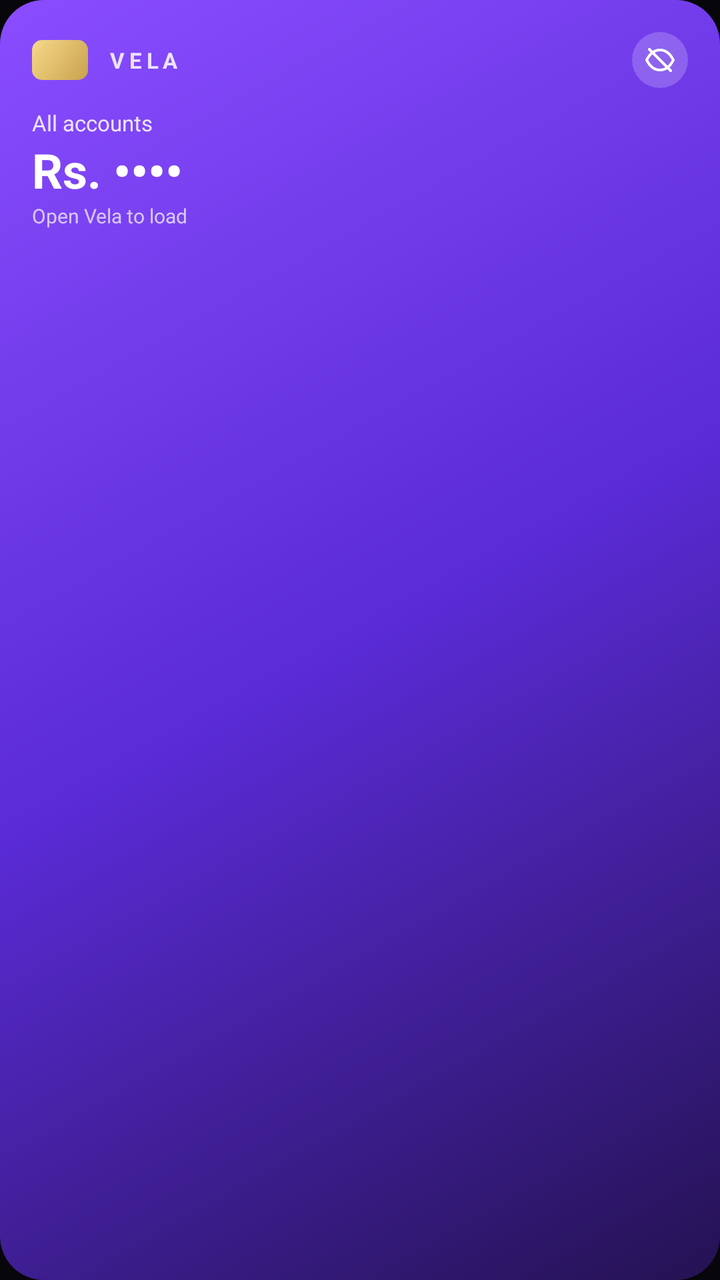
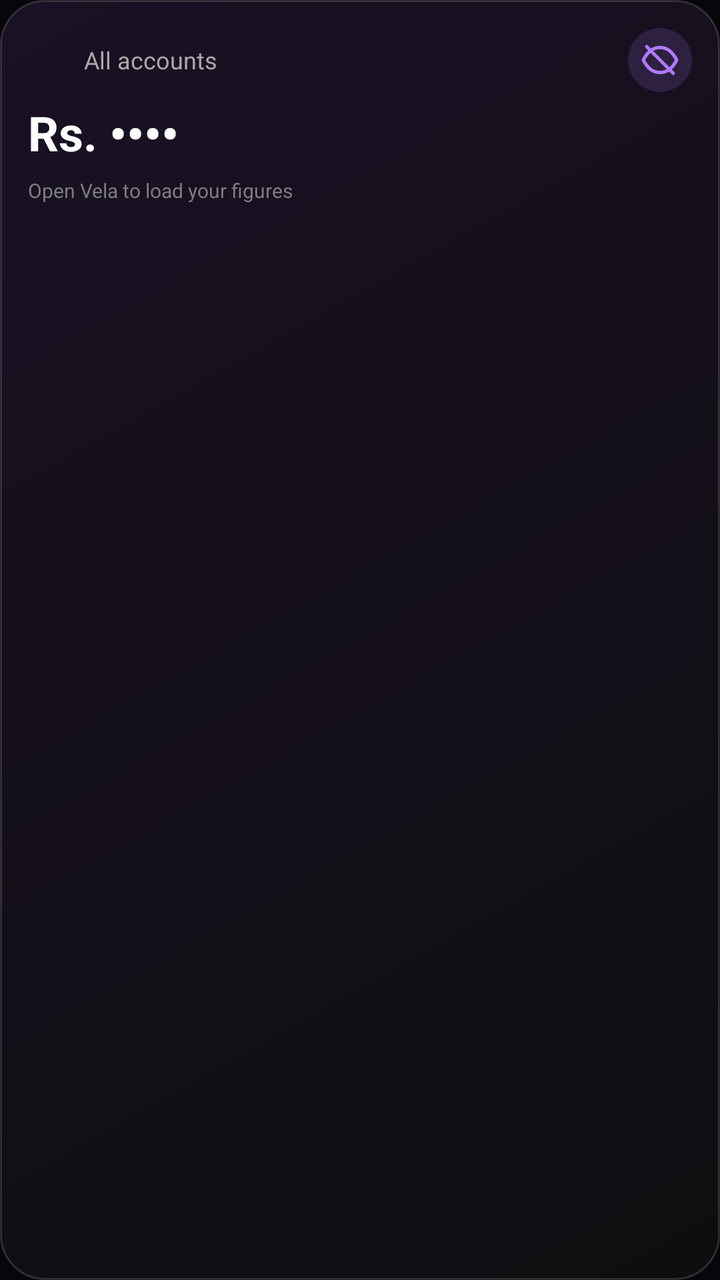

An Android layout rendered at two revisions. The XML below is the earlier revision; the diff shows what the commit changed to produce the second picture.
<!-- AndroidManifest.xml: application theme AppTheme -->
<!-- res/layout/widget_balances_big.xml -->
<?xml version="1.0" encoding="utf-8"?>
<LinearLayout xmlns:android="http://schemas.android.com/apk/res/android"
    android:id="@+id/w_body" android:layout_width="match_parent" android:layout_height="match_parent"
    android:orientation="vertical" android:padding="16dp" android:background="@drawable/widget_card_bg">
    <LinearLayout android:layout_width="match_parent" android:layout_height="wrap_content" android:orientation="horizontal" android:gravity="center_vertical">
        <FrameLayout android:layout_width="28dp" android:layout_height="20dp" android:background="@drawable/widget_card_chip" />
        <TextView android:layout_width="0dp" android:layout_height="wrap_content" android:layout_weight="1" android:layout_marginStart="10dp"
            android:text="VELA" android:letterSpacing="0.2" android:textColor="#D9FFFFFF" android:textSize="11sp" android:textStyle="bold" android:maxLines="1" />
        <ImageView android:id="@+id/w_eye" android:layout_width="28dp" android:layout_height="28dp" android:padding="6dp"
            android:background="@drawable/widget_eye_light_bg" android:src="@drawable/ic_widget_eye_off" android:tint="#FFFFFF" android:contentDescription="Show amounts" />
    </LinearLayout>
    <FrameLayout android:layout_width="match_parent" android:layout_height="10dp" />
    <TextView android:id="@+id/w_title" android:layout_width="match_parent" android:layout_height="wrap_content"
        android:text="All accounts" android:textColor="#D9FFFFFF" android:textSize="11sp" android:maxLines="1" android:ellipsize="end" />
    <TextView android:id="@+id/w_total" android:layout_width="match_parent" android:layout_height="wrap_content"
        android:text="Rs. ••••" android:textColor="#FFFFFF" android:textSize="24sp" android:textStyle="bold" android:maxLines="1" android:ellipsize="end" />
    <TextView android:id="@+id/w_sub" android:layout_width="match_parent" android:layout_height="wrap_content"
        android:text="Open Vela to load" android:textColor="#B3FFFFFF" android:textSize="10sp" android:maxLines="1" android:ellipsize="end" />
    <LinearLayout android:id="@+id/w_row1" android:layout_width="match_parent" android:layout_height="wrap_content" android:orientation="vertical" android:layout_marginTop="8dp" android:visibility="gone">
        <LinearLayout android:layout_width="match_parent" android:layout_height="wrap_content" android:orientation="horizontal">
            <TextView android:id="@+id/w_name1" android:layout_width="0dp" android:layout_height="wrap_content" android:layout_weight="1" android:textColor="#E6FFFFFF" android:textSize="12sp" android:maxLines="1" android:ellipsize="end" />
            <TextView android:id="@+id/w_amt1" android:layout_width="wrap_content" android:layout_height="wrap_content" android:layout_marginStart="8dp" android:textColor="#FFFFFF" android:textSize="12sp" android:textStyle="bold" android:maxLines="1" />
        </LinearLayout>
        <ProgressBar android:id="@+id/w_bar1" style="?android:attr/progressBarStyleHorizontal" android:layout_width="match_parent" android:layout_height="4dp"
            android:layout_marginTop="4dp" android:max="100" android:progress="0" android:progressDrawable="@drawable/widget_share_bar" />
    </LinearLayout>
    <LinearLayout android:id="@+id/w_row2" android:layout_width="match_parent" android:layout_height="wrap_content" android:orientation="vertical" android:layout_marginTop="8dp" android:visibility="gone">
        <LinearLayout android:layout_width="match_parent" android:layout_height="wrap_content" android:orientation="horizontal">
            <TextView android:id="@+id/w_name2" android:layout_width="0dp" android:layout_height="wrap_content" android:layout_weight="1" android:textColor="#E6FFFFFF" android:textSize="12sp" android:maxLines="1" android:ellipsize="end" />
            <TextView android:id="@+id/w_amt2" android:layout_width="wrap_content" android:layout_height="wrap_content" android:layout_marginStart="8dp" android:textColor="#FFFFFF" android:textSize="12sp" android:textStyle="bold" android:maxLines="1" />
        </LinearLayout>
        <ProgressBar android:id="@+id/w_bar2" style="?android:attr/progressBarStyleHorizontal" android:layout_width="match_parent" android:layout_height="4dp"
            android:layout_marginTop="4dp" android:max="100" android:progress="0" android:progressDrawable="@drawable/widget_share_bar" />
    </LinearLayout>
    <LinearLayout android:id="@+id/w_row3" android:layout_width="match_parent" android:layout_height="wrap_content" android:orientation="vertical" android:layout_marginTop="8dp" android:visibility="gone">
        <LinearLayout android:layout_width="match_parent" android:layout_height="wrap_content" android:orientation="horizontal">
            <TextView android:id="@+id/w_name3" android:layout_width="0dp" android:layout_height="wrap_content" android:layout_weight="1" android:textColor="#E6FFFFFF" android:textSize="12sp" android:maxLines="1" android:ellipsize="end" />
            <TextView android:id="@+id/w_amt3" android:layout_width="wrap_content" android:layout_height="wrap_content" android:layout_marginStart="8dp" android:textColor="#FFFFFF" android:textSize="12sp" android:textStyle="bold" android:maxLines="1" />
        </LinearLayout>
        <ProgressBar android:id="@+id/w_bar3" style="?android:attr/progressBarStyleHorizontal" android:layout_width="match_parent" android:layout_height="4dp"
            android:layout_marginTop="4dp" android:max="100" android:progress="0" android:progressDrawable="@drawable/widget_share_bar" />
    </LinearLayout>
    <LinearLayout android:id="@+id/w_row4" android:layout_width="match_parent" android:layout_height="wrap_content" android:orientation="vertical" android:layout_marginTop="8dp" android:visibility="gone">
        <LinearLayout android:layout_width="match_parent" android:layout_height="wrap_content" android:orientation="horizontal">
            <TextView android:id="@+id/w_name4" android:layout_width="0dp" android:layout_height="wrap_content" android:layout_weight="1" android:textColor="#E6FFFFFF" android:textSize="12sp" android:maxLines="1" android:ellipsize="end" />
            <TextView android:id="@+id/w_amt4" android:layout_width="wrap_content" android:layout_height="wrap_content" android:layout_marginStart="8dp" android:textColor="#FFFFFF" android:textSize="12sp" android:textStyle="bold" android:maxLines="1" />
        </LinearLayout>
        <ProgressBar android:id="@+id/w_bar4" style="?android:attr/progressBarStyleHorizontal" android:layout_width="match_parent" android:layout_height="4dp"
            android:layout_marginTop="4dp" android:max="100" android:progress="0" android:progressDrawable="@drawable/widget_share_bar" />
    </LinearLayout>
</LinearLayout>
<!-- resources referenced by this layout -->
<resources>
  <!-- drawable ic_widget_eye_off (drawable) -->
  <vector xmlns:android="http://schemas.android.com/apk/res/android" android:width="24dp" android:height="24dp" android:viewportWidth="24" android:viewportHeight="24">
      <path android:strokeColor="#B17AFF" android:strokeWidth="2" android:strokeLineCap="round" android:strokeLineJoin="round" android:fillColor="#00000000"
          android:pathData="M2,12C4.5,7 8,4.5 12,4.5S19.5,7 22,12C19.5,17 16,19.5 12,19.5S4.5,17 2,12Z" />
      <path android:strokeColor="#B17AFF" android:strokeWidth="2" android:strokeLineCap="round" android:fillColor="#00000000" android:pathData="M4,4L20,20" />
  </vector>
  <!-- drawable widget_card_bg (drawable) -->
  <?xml version="1.0" encoding="utf-8"?>
  <shape xmlns:android="http://schemas.android.com/apk/res/android" android:shape="rectangle">
      <gradient android:angle="315" android:startColor="#FF8A4DFF" android:centerColor="#FF5A2BD6" android:endColor="#FF241252" />
      <corners android:radius="22dp" />
  </shape>
  <!-- drawable widget_card_chip (drawable) -->
  <?xml version="1.0" encoding="utf-8"?>
  <shape xmlns:android="http://schemas.android.com/apk/res/android" android:shape="rectangle">
      <gradient android:angle="315" android:startColor="#FFF6D98A" android:endColor="#FFC9A24C" />
      <corners android:radius="5dp" />
  </shape>
  <!-- drawable widget_eye_light_bg (drawable) -->
  <?xml version="1.0" encoding="utf-8"?>
  <shape xmlns:android="http://schemas.android.com/apk/res/android" android:shape="oval">
      <solid android:color="#33FFFFFF" />
  </shape>
  <!-- drawable widget_share_bar (drawable) -->
  <?xml version="1.0" encoding="utf-8"?>
  <layer-list xmlns:android="http://schemas.android.com/apk/res/android">
      <item android:id="@android:id/background">
          <shape android:shape="rectangle"><solid android:color="#33FFFFFF" /><corners android:radius="3dp" /></shape>
      </item>
      <item android:id="@android:id/progress">
          <clip><shape android:shape="rectangle"><solid android:color="#FFFFFFFF" /><corners android:radius="3dp" /></shape></clip>
      </item>
  </layer-list>
  <style name="AppTheme" parent="Theme.AppCompat.DayNight.NoActionBar">
          <item name="colorPrimary">@color/vela_bg</item>
          <item name="colorPrimaryDark">@color/vela_bg</item>
          <item name="colorAccent">@color/vela_violet</item>
          <item name="android:statusBarColor">@color/vela_bg</item>
          <item name="android:navigationBarColor">@color/vela_bg</item>
          <item name="android:windowBackground">@color/vela_bg</item>
      </style>
  <color name="vela_bg">#07070B</color>
  <color name="vela_violet">#A07BFF</color>
</resources>

<!-- the commit's change to res/layout/widget_balances_big.xml (unified diff, before → after) -->
@@ -1,51 +1,32 @@
 <?xml version="1.0" encoding="utf-8"?>
 <LinearLayout xmlns:android="http://schemas.android.com/apk/res/android"
     android:id="@+id/w_body" android:layout_width="match_parent" android:layout_height="match_parent"
-    android:orientation="vertical" android:padding="16dp" android:background="@drawable/widget_card_bg">
+    android:orientation="vertical" android:padding="14dp" android:background="@drawable/widget_bg">
     <LinearLayout android:layout_width="match_parent" android:layout_height="wrap_content" android:orientation="horizontal" android:gravity="center_vertical">
-        <FrameLayout android:layout_width="28dp" android:layout_height="20dp" android:background="@drawable/widget_card_chip" />
-        <TextView android:layout_width="0dp" android:layout_height="wrap_content" android:layout_weight="1" android:layout_marginStart="10dp"
-            android:text="VELA" android:letterSpacing="0.2" android:textColor="#D9FFFFFF" android:textSize="11sp" android:textStyle="bold" android:maxLines="1" />
-        <ImageView android:id="@+id/w_eye" android:layout_width="28dp" android:layout_height="28dp" android:padding="6dp"
-            android:background="@drawable/widget_eye_light_bg" android:src="@drawable/ic_widget_eye_off" android:tint="#FFFFFF" android:contentDescription="Show amounts" />
+        <ImageView android:layout_width="20dp" android:layout_height="20dp" android:src="@mipmap/ic_launcher_round" android:contentDescription="@null" />
+        <TextView android:id="@+id/w_title" android:layout_width="0dp" android:layout_height="wrap_content" android:layout_weight="1" android:layout_marginStart="8dp"
+            android:text="All accounts" android:textColor="#A8A8AA" android:textSize="12sp" android:maxLines="1" android:ellipsize="end" />
+        <ImageView android:id="@+id/w_eye" android:layout_width="32dp" android:layout_height="32dp" android:padding="6dp"
+            android:background="@drawable/widget_eye_bg" android:src="@drawable/ic_widget_eye_off" android:contentDescription="Show amounts" />
     </LinearLayout>
-    <FrameLayout android:layout_width="match_parent" android:layout_height="10dp" />
-    <TextView android:id="@+id/w_title" android:layout_width="match_parent" android:layout_height="wrap_content"
-        android:text="All accounts" android:textColor="#D9FFFFFF" android:textSize="11sp" android:maxLines="1" android:ellipsize="end" />
-    <TextView android:id="@+id/w_total" android:layout_width="match_parent" android:layout_height="wrap_content"
+    <TextView android:id="@+id/w_total" android:layout_width="match_parent" android:layout_height="wrap_content" android:layout_marginTop="4dp"
         android:text="Rs. ••••" android:textColor="#FFFFFF" android:textSize="24sp" android:textStyle="bold" android:maxLines="1" android:ellipsize="end" />
-    <TextView android:id="@+id/w_sub" android:layout_width="match_parent" android:layout_height="wrap_content"
-        android:text="Open Vela to load" android:textColor="#B3FFFFFF" android:textSize="10sp" android:maxLines="1" android:ellipsize="end" />
-    <LinearLayout android:id="@+id/w_row1" android:layout_width="match_parent" android:layout_height="wrap_content" android:orientation="vertical" android:layout_marginTop="8dp" android:visibility="gone">
-        <LinearLayout android:layout_width="match_parent" android:layout_height="wrap_content" android:orientation="horizontal">
-            <TextView android:id="@+id/w_name1" android:layout_width="0dp" android:layout_height="wrap_content" android:layout_weight="1" android:textColor="#E6FFFFFF" android:textSize="12sp" android:maxLines="1" android:ellipsize="end" />
-            <TextView android:id="@+id/w_amt1" android:layout_width="wrap_content" android:layout_height="wrap_content" android:layout_marginStart="8dp" android:textColor="#FFFFFF" android:textSize="12sp" android:textStyle="bold" android:maxLines="1" />
-        </LinearLayout>
-        <ProgressBar android:id="@+id/w_bar1" style="?android:attr/progressBarStyleHorizontal" android:layout_width="match_parent" android:layout_height="4dp"
-            android:layout_marginTop="4dp" android:max="100" android:progress="0" android:progressDrawable="@drawable/widget_share_bar" />
+    <LinearLayout android:id="@+id/w_row1" style="@style/VelaWidgetRow" android:visibility="gone">
+        <TextView android:id="@+id/w_name1" style="@style/VelaWidgetName" />
+        <TextView android:id="@+id/w_amt1" style="@style/VelaWidgetAmount" />
     </LinearLayout>
-    <LinearLayout android:id="@+id/w_row2" android:layout_width="match_parent" android:layout_height="wrap_content" android:orientation="vertical" android:layout_marginTop="8dp" android:visibility="gone">
-        <LinearLayout android:layout_width="match_parent" android:layout_height="wrap_content" android:orientation="horizontal">
-            <TextView android:id="@+id/w_name2" android:layout_width="0dp" android:layout_height="wrap_content" android:layout_weight="1" android:textColor="#E6FFFFFF" android:textSize="12sp" android:maxLines="1" android:ellipsize="end" />
-            <TextView android:id="@+id/w_amt2" android:layout_width="wrap_content" android:layout_height="wrap_content" android:layout_marginStart="8dp" android:textColor="#FFFFFF" android:textSize="12sp" android:textStyle="bold" android:maxLines="1" />
-        </LinearLayout>
-        <ProgressBar android:id="@+id/w_bar2" style="?android:attr/progressBarStyleHorizontal" android:layout_width="match_parent" android:layout_height="4dp"
-            android:layout_marginTop="4dp" android:max="100" android:progress="0" android:progressDrawable="@drawable/widget_share_bar" />
+    <LinearLayout android:id="@+id/w_row2" style="@style/VelaWidgetRow" android:visibility="gone">
+        <TextView android:id="@+id/w_name2" style="@style/VelaWidgetName" />
+        <TextView android:id="@+id/w_amt2" style="@style/VelaWidgetAmount" />
     </LinearLayout>
-    <LinearLayout android:id="@+id/w_row3" android:layout_width="match_parent" android:layout_height="wrap_content" android:orientation="vertical" android:layout_marginTop="8dp" android:visibility="gone">
-        <LinearLayout android:layout_width="match_parent" android:layout_height="wrap_content" android:orientation="horizontal">
-            <TextView android:id="@+id/w_name3" android:layout_width="0dp" android:layout_height="wrap_content" android:layout_weight="1" android:textColor="#E6FFFFFF" android:textSize="12sp" android:maxLines="1" android:ellipsize="end" />
-            <TextView android:id="@+id/w_amt3" android:layout_width="wrap_content" android:layout_height="wrap_content" android:layout_marginStart="8dp" android:textColor="#FFFFFF" android:textSize="12sp" android:textStyle="bold" android:maxLines="1" />
-        </LinearLayout>
-        <ProgressBar android:id="@+id/w_bar3" style="?android:attr/progressBarStyleHorizontal" android:layout_width="match_parent" android:layout_height="4dp"
-            android:layout_marginTop="4dp" android:max="100" android:progress="0" android:progressDrawable="@drawable/widget_share_bar" />
+    <LinearLayout android:id="@+id/w_row3" style="@style/VelaWidgetRow" android:visibility="gone">
+        <TextView android:id="@+id/w_name3" style="@style/VelaWidgetName" />
+        <TextView android:id="@+id/w_amt3" style="@style/VelaWidgetAmount" />
     </LinearLayout>
-    <LinearLayout android:id="@+id/w_row4" android:layout_width="match_parent" android:layout_height="wrap_content" android:orientation="vertical" android:layout_marginTop="8dp" android:visibility="gone">
-        <LinearLayout android:layout_width="match_parent" android:layout_height="wrap_content" android:orientation="horizontal">
-            <TextView android:id="@+id/w_name4" android:layout_width="0dp" android:layout_height="wrap_content" android:layout_weight="1" android:textColor="#E6FFFFFF" android:textSize="12sp" android:maxLines="1" android:ellipsize="end" />
-            <TextView android:id="@+id/w_amt4" android:layout_width="wrap_content" android:layout_height="wrap_content" android:layout_marginStart="8dp" android:textColor="#FFFFFF" android:textSize="12sp" android:textStyle="bold" android:maxLines="1" />
-        </LinearLayout>
-        <ProgressBar android:id="@+id/w_bar4" style="?android:attr/progressBarStyleHorizontal" android:layout_width="match_parent" android:layout_height="4dp"
-            android:layout_marginTop="4dp" android:max="100" android:progress="0" android:progressDrawable="@drawable/widget_share_bar" />
+    <LinearLayout android:id="@+id/w_row4" style="@style/VelaWidgetRow" android:visibility="gone">
+        <TextView android:id="@+id/w_name4" style="@style/VelaWidgetName" />
+        <TextView android:id="@+id/w_amt4" style="@style/VelaWidgetAmount" />
     </LinearLayout>
+    <TextView android:id="@+id/w_updated" android:layout_width="match_parent" android:layout_height="wrap_content" android:layout_marginTop="6dp"
+        android:text="Open Vela to load your figures" android:textColor="#7D7D82" android:textSize="10sp" android:maxLines="1" android:ellipsize="end" />
 </LinearLayout>
<!-- resource entries referenced after the edit -->
@@ -6,33 +6,51 @@
           android:pathData="M2,12C4.5,7 8,4.5 12,4.5S19.5,7 22,12C19.5,17 16,19.5 12,19.5S4.5,17 2,12Z" />
       <path android:strokeColor="#B17AFF" android:strokeWidth="2" android:strokeLineCap="round" android:fillColor="#00000000" android:pathData="M4,4L20,20" />
   </vector>
-  <!-- drawable widget_card_bg (drawable) -->
+  <!-- drawable widget_bg (drawable) -->
   <?xml version="1.0" encoding="utf-8"?>
   <shape xmlns:android="http://schemas.android.com/apk/res/android" android:shape="rectangle">
-      <gradient android:angle="315" android:startColor="#FF8A4DFF" android:centerColor="#FF5A2BD6" android:endColor="#FF241252" />
+      <gradient android:angle="315" android:startColor="#FF1A1124" android:endColor="#FF0E0E10" />
       <corners android:radius="22dp" />
+      <stroke android:width="1dp" android:color="#24FFFFFF" />
   </shape>
-  <!-- drawable widget_card_chip (drawable) -->
-  <?xml version="1.0" encoding="utf-8"?>
-  <shape xmlns:android="http://schemas.android.com/apk/res/android" android:shape="rectangle">
-      <gradient android:angle="315" android:startColor="#FFF6D98A" android:endColor="#FFC9A24C" />
-      <corners android:radius="5dp" />
-  </shape>
-  <!-- drawable widget_eye_light_bg (drawable) -->
+  <!-- drawable widget_eye_bg (drawable) -->
   <?xml version="1.0" encoding="utf-8"?>
   <shape xmlns:android="http://schemas.android.com/apk/res/android" android:shape="oval">
-      <solid android:color="#33FFFFFF" />
+      <solid android:color="#26B17AFF" />
   </shape>
-  <!-- drawable widget_share_bar (drawable) -->
+  <!-- mipmap ic_launcher_round (mipmap-anydpi-v26) -->
   <?xml version="1.0" encoding="utf-8"?>
-  <layer-list xmlns:android="http://schemas.android.com/apk/res/android">
-      <item android:id="@android:id/background">
-          <shape android:shape="rectangle"><solid android:color="#33FFFFFF" /><corners android:radius="3dp" /></shape>
-      </item>
-      <item android:id="@android:id/progress">
-          <clip><shape android:shape="rectangle"><solid android:color="#FFFFFFFF" /><corners android:radius="3dp" /></shape></clip>
-      </item>
-  </layer-list>
+  <adaptive-icon xmlns:android="http://schemas.android.com/apk/res/android">
+      <background>
+          <inset android:drawable="@mipmap/ic_launcher_background" android:inset="16.7%" />
+      </background>
+      <foreground>
+          <inset android:drawable="@mipmap/ic_launcher_foreground" android:inset="16.7%" />
+      </foreground>
+  </adaptive-icon>
+  <style name="VelaWidgetAmount">
+          <item name="android:layout_width">wrap_content</item>
+          <item name="android:layout_height">wrap_content</item>
+          <item name="android:textColor">#EDEDEE</item>
+          <item name="android:textSize">12sp</item>
+          <item name="android:textStyle">bold</item>
+          <item name="android:layout_marginStart">8dp</item>
+      </style>
+  <style name="VelaWidgetName">
+          <item name="android:layout_width">0dp</item>
+          <item name="android:layout_height">wrap_content</item>
+          <item name="android:layout_weight">1</item>
+          <item name="android:textColor">#A8A8AA</item>
+          <item name="android:textSize">12sp</item>
+          <item name="android:maxLines">1</item>
+          <item name="android:ellipsize">end</item>
+      </style>
+  <style name="VelaWidgetRow">
+          <item name="android:layout_width">match_parent</item>
+          <item name="android:layout_height">wrap_content</item>
+          <item name="android:orientation">horizontal</item>
+          <item name="android:layout_marginTop">4dp</item>
+      </style>
   <style name="AppTheme" parent="Theme.AppCompat.DayNight.NoActionBar">
           <item name="colorPrimary">@color/vela_bg</item>
           <item name="colorPrimaryDark">@color/vela_bg</item>
